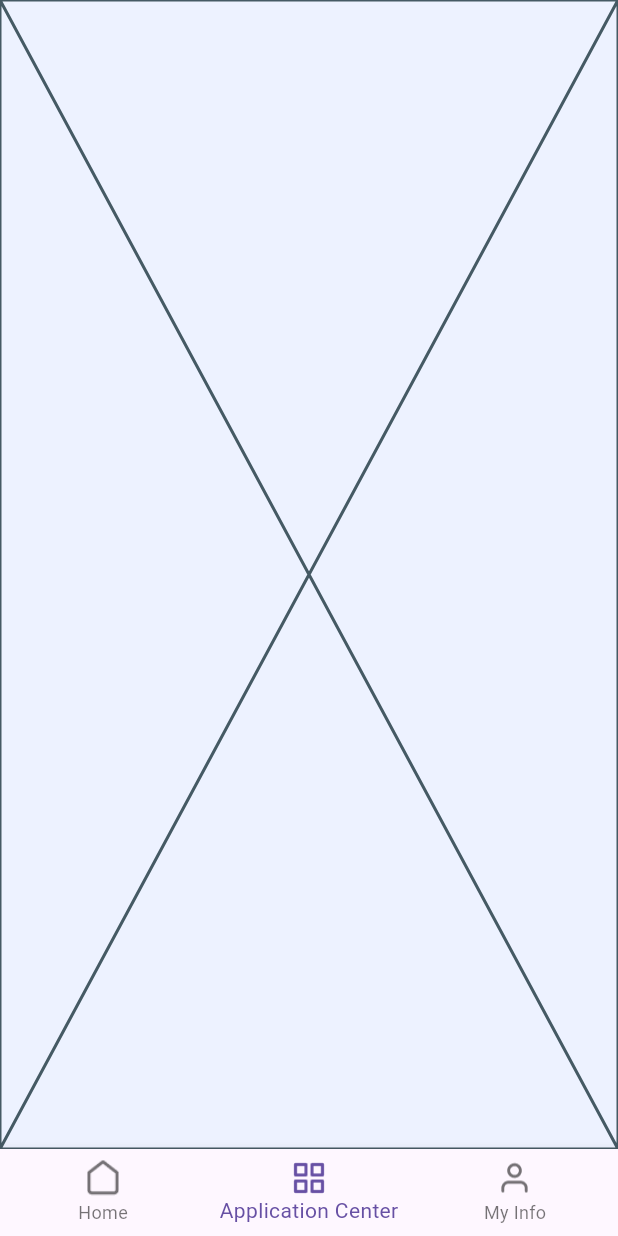
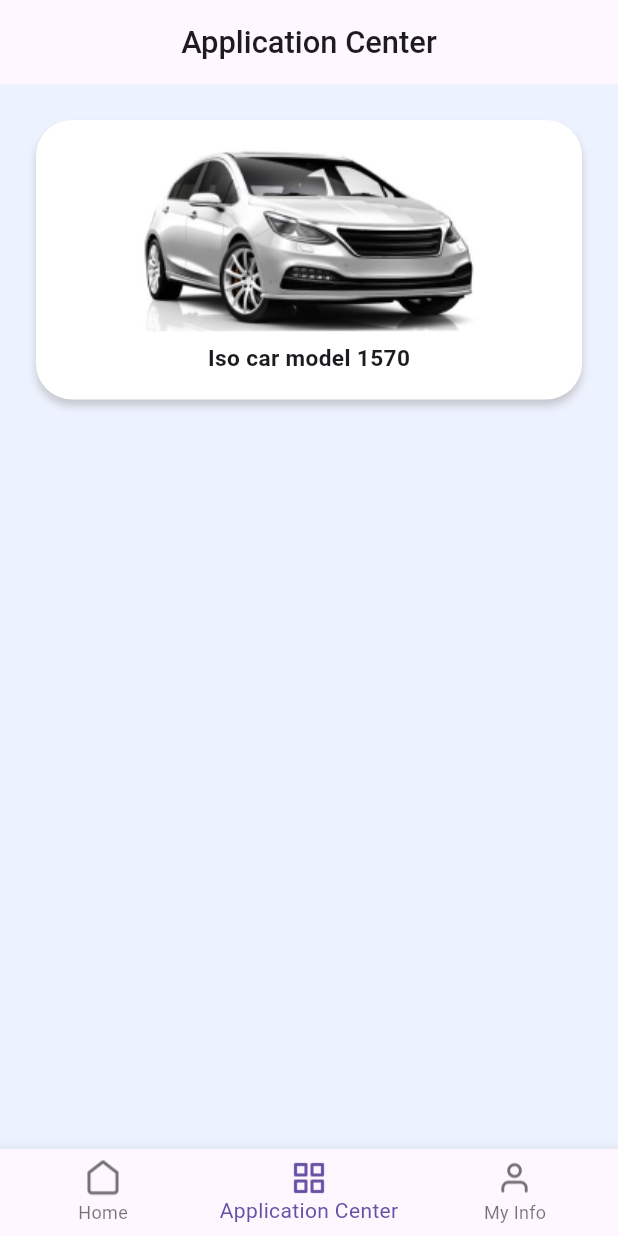
Before and after one commit to Rana-Mohsen/seere, a Flutter app: the screen it shows after launch, item 2 of the bottom bar chosen, on a phone screen of 412 x 824 dp. Run offline on Flutter 3.47's test engine with Material 3 defaults, Android fonts, the phone set to English and light mode, and no system bars; our stand-ins replace sizer.

Commit message:
app center container

```diff
--- /dev/null
+++ b/lib/components/app_center_container.dart
@@ -0,0 +1,38 @@
+import 'package:flutter/material.dart';
+import 'package:seere/constants.dart';
+import 'package:sizer/sizer.dart';
+
+class AppCenterContainer extends StatelessWidget {
+  const AppCenterContainer(
+      {super.key, required this.image, required this.lable});
+  final String image;
+  final String lable;
+  @override
+  Widget build(BuildContext context) {
+    return Container(
+      decoration: boxDecoration(radius: 24),
+      child: Column(
+        children: [
+          SizedBox(
+            height: 18.h,
+            width: double.infinity,
+            child: Image.asset(
+              image,
+              // fit: BoxFit.cover,
+            ),
+          ),
+          Padding(
+            padding: const EdgeInsets.only(bottom: 16),
+            child: Text(
+              lable,
+              style: TextStyle(
+                fontWeight: FontWeight.w600,
+                fontSize: 11.sp,
+              ),
+            ),
+          ),
+        ],
+      ),
+    );
+  }
+}
--- a/lib/constants.dart
+++ b/lib/constants.dart
@@ -2,10 +2,10 @@ import 'package:flutter/material.dart';
 
 const kPrimaryBackGroundColor = Color(0xFFEDF2FF);
 
-BoxDecoration boxDecoration() {
+BoxDecoration boxDecoration({double radius = 8}) {
   return BoxDecoration(
     color: Colors.white,
-    borderRadius: BorderRadius.circular(8),
+    borderRadius: BorderRadius.circular(radius),
     boxShadow: [
       BoxShadow(
         color: Colors.grey.withOpacity(0.5),
--- a/lib/views/app_center_view.dart
+++ b/lib/views/app_center_view.dart
@@ -1,10 +1,35 @@
 import 'package:flutter/material.dart';
+import 'package:seere/components/app_center_container.dart';
+import 'package:sizer/sizer.dart';
 
 class AppCenterView extends StatelessWidget {
   const AppCenterView({super.key});
 
   @override
   Widget build(BuildContext context) {
-    return const Placeholder();
+    return Scaffold(
+      appBar: AppBar(
+        title: Center(
+          child: Text(
+            "Application Center",
+            style: TextStyle(
+              fontWeight: FontWeight.w500,
+              fontSize: 15.sp,
+            ),
+          ),
+        ),
+      ),
+      body: Padding(
+        padding: const EdgeInsets.all(24),
+        child: Column(
+          children: [
+            AppCenterContainer(
+              image: 'assets/images/center_car.png',
+              lable: "Iso car model 1570",
+            ),
+          ],
+        ),
+      ),
+    );
   }
 }
```
